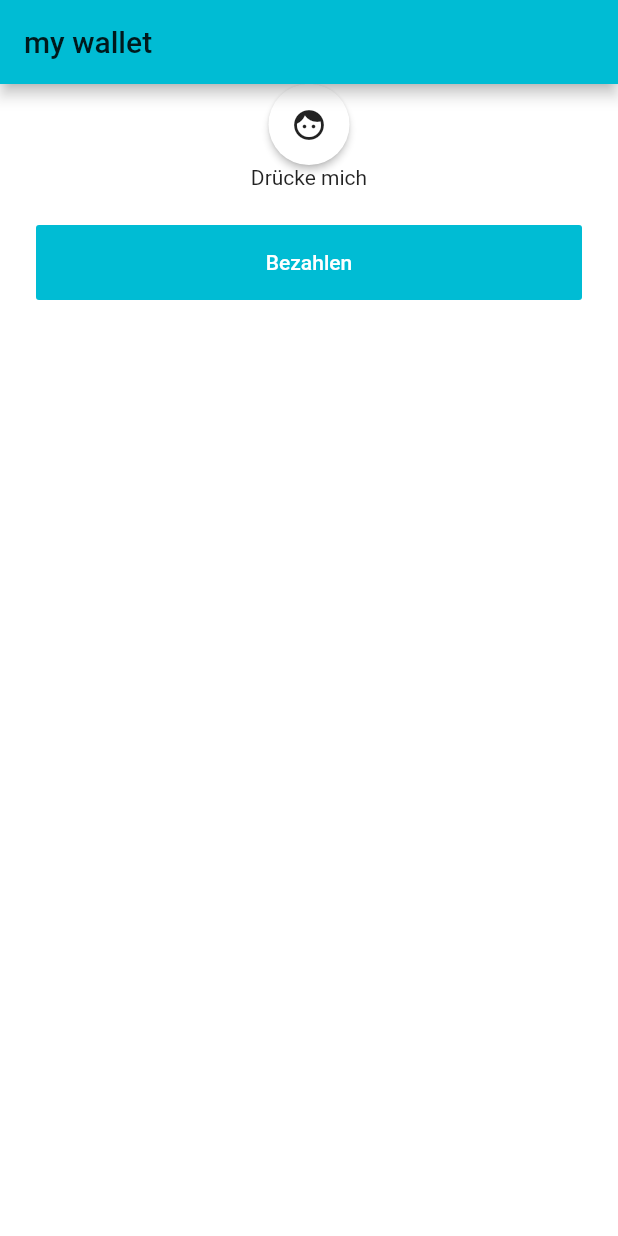
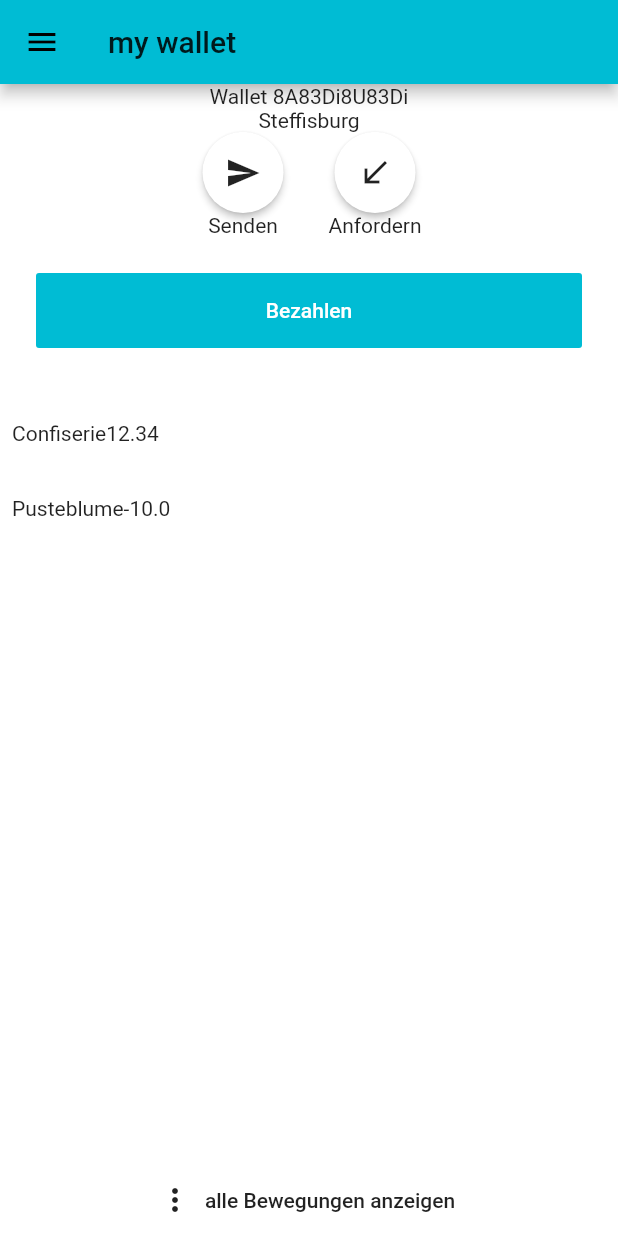
Before and after one commit to ecoo-app/ecoo-app, a Flutter app: the screen it shows after launch, on a phone screen of 412 x 824 dp. Run offline on Flutter 3.47's test engine with Material 2 defaults, Android fonts, the phone set to English and light mode, and no system bars; our stand-ins replace qr_flutter; missing offline and left inert: barcode_scan.

Commit message:
basic layouting - wallet - transaction list - wallet overview - qr screens

```diff
--- a/i18n/de-CH.json
+++ b/i18n/de-CH.json
@@ -2,6 +2,7 @@
   "greetTo": "Hallo {name}",
   "buttonTabMe": "Drücke mich",
   "personalWalletPay": "Bezahlen",
-  "sendWalletPay": "Senden",
-  "recieveWalletPay": "Anfordern"
+  "privateWalletSend": "Senden",
+  "privateWalletRecieve": "Anfordern",
+  "showAllTransactions": "alle Bewegungen anzeigen"
 }
--- /dev/null
+++ b/lib/ui/screens/transaction_overview/transaction_overview.dart
@@ -0,0 +1,21 @@
+import 'package:e_coupon/ui/shared/main_layout.dart';
+import 'package:e_coupon/ui/shared/transactions_list.dart';
+import 'package:flutter/material.dart';
+
+class TransactionOverview extends StatelessWidget {
+  @override
+  Widget build(BuildContext context) {
+    return MainLayout(
+      title: Text('Wallets'),
+      body: Column(children: <Widget>[
+        Text('Bewegungen'),
+        TransactionList(
+          entries: [
+            TransactionListEntry('Confiserie', 12.34),
+            TransactionListEntry('Pusteblume', -10.00)
+          ],
+        )
+      ]),
+    );
+  }
+}
--- a/lib/ui/screens/wallets/wallet_layout.dart
+++ b/lib/ui/screens/wallets/wallet_layout.dart
@@ -1,3 +1,4 @@
+import 'package:e_coupon/ui/screens/wallets_overview/wallets_overview.dart';
 import 'package:flutter/material.dart';
 
 class WalletLayout extends StatelessWidget {
@@ -8,8 +9,18 @@ class WalletLayout extends StatelessWidget {
 
   @override
   Widget build(BuildContext context) {
-    return new Scaffold(
-        appBar: new AppBar(
+    return Scaffold(
+        appBar: AppBar(
+          leading: IconButton(
+            tooltip: 'wallets overview',
+            icon: const Icon(Icons.menu),
+            onPressed: () {
+              Navigator.push(
+                context,
+                MaterialPageRoute(builder: (context) => WalletsOverview()),
+              );
+            },
+          ),
           title: title,
           backgroundColor: Colors.cyan,
         ),
--- a/lib/ui/screens/wallets/wallet_state.dart
+++ b/lib/ui/screens/wallets/wallet_state.dart
@@ -1,9 +1,12 @@
 import 'package:e_coupon/generated/i18n.dart';
 import 'package:e_coupon/ui/screens/payment/payment_screen.dart';
-import 'package:e_coupon/ui/screens/payment/qr_screen.dart';
+import 'package:e_coupon/ui/screens/payment/qrGeneratorTest_screen.dart';
+import 'package:e_coupon/ui/screens/payment/qrTest_screen.dart';
+import 'package:e_coupon/ui/screens/transaction_overview/transaction_overview.dart';
 import 'package:e_coupon/ui/screens/wallets/wallet_screen.dart';
 import 'package:e_coupon/ui/shared/icon_button.dart';
 import 'package:e_coupon/ui/shared/primary_button.dart';
+import 'package:e_coupon/ui/shared/transactions_list.dart';
 import 'package:flutter/material.dart';
 
 import 'wallet_layout.dart';
@@ -12,19 +15,39 @@ class WalletState extends State<WalletScreen> {
   @override
   Widget build(BuildContext context) {
     // return new PaymentScreen();
-    return new WalletLayout(
-        title: new Text('my wallet'),
-        body: new Column(
+    return WalletLayout(
+        title: Text('my wallet'),
+        body: Column(
           children: <Widget>[
-            new Center(
-                child: new CustomIconButton(
-              icon: Icons.face,
-              text: I18n.of(context).buttonTabMe,
-              onPressed: () {
-                print("Tapped Me");
-              },
-            )),
-            new PrimaryButton(
+            Center(
+              child: Text('Wallet 8A83Di8U83Di'),
+            ),
+            Center(
+              child: Text('Steffisburg'),
+            ),
+            Row(mainAxisAlignment: MainAxisAlignment.center, children: <Widget>[
+              CustomIconButton(
+                icon: Icons.send,
+                text: I18n.of(context).privateWalletSend,
+                onPressed: () {
+                  Navigator.push(
+                    context,
+                    MaterialPageRoute(builder: (context) => GenerateScreen()),
+                  );
+                },
+              ),
+              CustomIconButton(
+                icon: Icons.call_received,
+                text: I18n.of(context).privateWalletRecieve,
+                onPressed: () {
+                  Navigator.push(
+                    context,
+                    MaterialPageRoute(builder: (context) => GenerateScreen()),
+                  );
+                },
+              )
+            ]),
+            PrimaryButton(
               text: I18n.of(context).personalWalletPay,
               onPressed: () {
                 Navigator.push(
@@ -33,7 +56,25 @@ class WalletState extends State<WalletScreen> {
                   MaterialPageRoute(builder: (context) => QRScreen()),
                 );
               },
-            )
+            ),
+            TransactionList(
+              entries: [
+                TransactionListEntry('Confiserie', 12.34),
+                TransactionListEntry('Pusteblume', -10.00)
+              ],
+            ),
+            Center(
+                child: FlatButton.icon(
+              onPressed: () {
+                Navigator.push(
+                  context,
+                  MaterialPageRoute(
+                      builder: (context) => TransactionOverview()),
+                );
+              },
+              icon: Icon(Icons.more_vert),
+              label: Text(I18n.of(context).showAllTransactions),
+            ))
             //new Row(children: <Widget>[new PrimaryButton(text: 'gradient')])
           ],
         ));
--- /dev/null
+++ b/lib/ui/shared/transactions_list.dart
@@ -0,0 +1,90 @@
+import 'package:flutter/material.dart';
+
+class TransactionListEntry {
+  final String text;
+  final double amount;
+
+  TransactionListEntry(this.text, this.amount);
+}
+
+class TransactionList extends StatelessWidget {
+  final List<TransactionListEntry> entries;
+
+  TransactionList({this.entries});
+
+  Widget _buildListItem(entryLabel, entryAmount) {
+    return Container(
+        height: 50,
+        child: Row(
+          children: <Widget>[
+            Text(entryLabel),
+            Text(entryAmount.toString()),
+            const Divider(
+              color: Colors.grey,
+              height: 5,
+              thickness: 2,
+              indent: 10,
+              endIndent: 10,
+            ),
+          ],
+        ));
+  }
+
+  @override
+  Widget build(BuildContext context) {
+    return Expanded(
+        child: ListView.builder(
+            padding: const EdgeInsets.all(8),
+            itemCount: entries != null ? entries.length : 0,
+            itemBuilder: (context, i) {
+              final entry = entries[i];
+              return _buildListItem(entry.text, entry.amount);
+            }));
+
+    // TransactionItem('Bäckerei Confiserie Galli', 13.45, 'out'),
+    // TransactionItem('Pusteblume GmbH', 25.00, 'in'),
+    // Container(
+    //   height: 50,
+    //   color: Colors.amber[600],
+    //   child: const Center(child: Text('Entry A')),
+    // ),
+    // Container(
+    //   height: 50,
+    //   color: Colors.amber[500],
+    //   child: const Center(child: Text('Entry B')),
+    // ),
+    // Container(
+    //   height: 50,
+    //   color: Colors.amber[100],
+    //   child: const Center(child: Text('Entry C')),
+    // ),
+  }
+}
+
+class TransactionItem extends StatelessWidget {
+  final entryLabel;
+  final entryAmount;
+  final inOrOut;
+
+  TransactionItem(this.entryLabel, this.entryAmount, this.inOrOut);
+
+  @override
+  Widget build(BuildContext context) {
+    return Container(
+        height: 50,
+        width: 100,
+        child: Row(
+          children: <Widget>[
+            Text(entryLabel),
+            Text(entryAmount),
+            const Divider(
+              color: Colors.grey,
+              height: 1,
+              thickness: 1,
+              indent: 10,
+              endIndent: 10,
+            ),
+          ],
+        ));
+  }
+}
--- a/pubspec.yaml
+++ b/pubspec.yaml
@@ -32,6 +32,8 @@ dependencies:
   http: ^0.12.1
   gradient_widgets: ^0.5.1
   barcode_scan: any
+  qr_flutter: ^3.1.0
+  path_provider: ^1.6.11
 
 dev_dependencies:
   flutter_test:
```
Also changed, not shown: lib/ui/screens/payment/qrGeneratorTest_screen.dart (added, +137 -0 lines), lib/ui/screens/payment/qrTest_screen.dart (+26 -27 lines), lib/ui/screens/wallets_overview/wallets_overview.dart (added, +20 -0 lines), lib/ui/shared/wallet_card.dart (added, +25 -0 lines), lib/data/mock_data.dart (added), lib/generated/i18n.dart, pubspec.lock, 1 other file.
